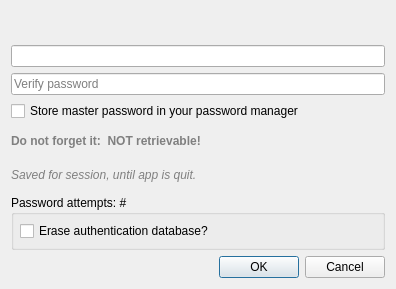
Qt form src/ui/qgscredentialdialog.ui (qgis/QGIS) before a commit.
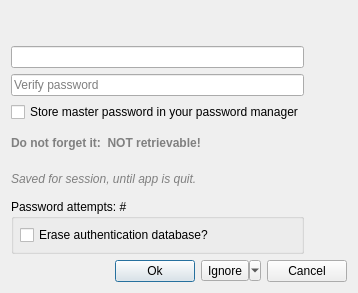
The same form after that commit. Custom widgets are drawn as their Qt base class.

What changed in the file:
```diff
--- a/src/ui/qgscredentialdialog.ui
+++ b/src/ui/qgscredentialdialog.ui
@@ -6,28 +6,15 @@
    <rect>
     <x>0</x>
     <y>0</y>
-    <width>396</width>
-    <height>289</height>
+    <width>358</width>
+    <height>293</height>
    </rect>
   </property>
   <property name="windowTitle">
    <string>Enter Credentials</string>
   </property>
   <layout class="QFormLayout" name="formLayout">
-   <property name="fieldGrowthPolicy">
-    <enum>QFormLayout::ExpandingFieldsGrow</enum>
-   </property>
-   <item row="3" column="0" colspan="2">
-    <widget class="QDialogButtonBox" name="buttonBox">
-     <property name="orientation">
-      <enum>Qt::Horizontal</enum>
-     </property>
-     <property name="standardButtons">
-      <set>QDialogButtonBox::Cancel|QDialogButtonBox::Ok</set>
-     </property>
-    </widget>
-   </item>
-   <item row="1" column="0" colspan="2">
+   <item row="0" column="0">
     <widget class="QStackedWidget" name="stackedWidget">
      <property name="currentIndex">
       <number>1</number>
@@ -212,6 +199,62 @@
      </widget>
     </widget>
    </item>
+   <item row="1" column="0" colspan="2">
+    <layout class="QHBoxLayout" name="horizontalLayout">
+     <item>
+      <spacer name="horizontalSpacer">
+       <property name="orientation">
+        <enum>Qt::Horizontal</enum>
+       </property>
+       <property name="sizeHint" stdset="0">
+        <size>
+         <width>40</width>
+         <height>20</height>
+        </size>
+       </property>
+      </spacer>
+     </item>
+     <item>
+      <widget class="QPushButton" name="mOkButton">
+       <property name="text">
+        <string>Ok</string>
+       </property>
+      </widget>
+     </item>
+     <item>
+      <widget class="QToolButton" name="mIgnoreButton">
+       <property name="sizePolicy">
+        <sizepolicy hsizetype="Minimum" vsizetype="Maximum">
+         <horstretch>0</horstretch>
+         <verstretch>0</verstretch>
+        </sizepolicy>
+       </property>
+       <property name="focusPolicy">
+        <enum>Qt::StrongFocus</enum>
+       </property>
+       <property name="toolTip">
+        <string>All requests for this connection will be automatically rejected for the next 60 seconds</string>
+       </property>
+       <property name="text">
+        <string>Ignore</string>
+       </property>
+       <property name="popupMode">
+        <enum>QToolButton::MenuButtonPopup</enum>
+       </property>
+       <property name="toolButtonStyle">
+        <enum>Qt::ToolButtonTextOnly</enum>
+       </property>
+      </widget>
+     </item>
+     <item>
+      <widget class="QPushButton" name="mCancelButton">
+       <property name="text">
+        <string>Cancel</string>
+       </property>
+      </widget>
+     </item>
+    </layout>
+   </item>
   </layout>
  </widget>
  <customwidgets>
```
Left out of the diff: 35 changed lines with no effect on the pictures.
